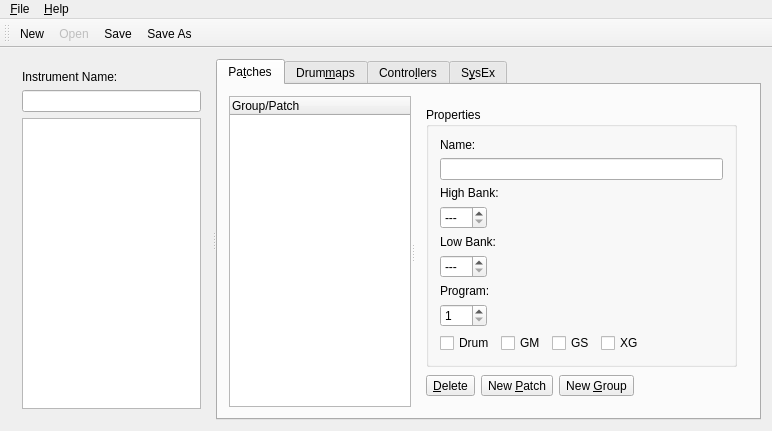
First picture: the form in muse2/muse/instruments/editinstrumentbase.ui, repository emrum/muse, before the edit.
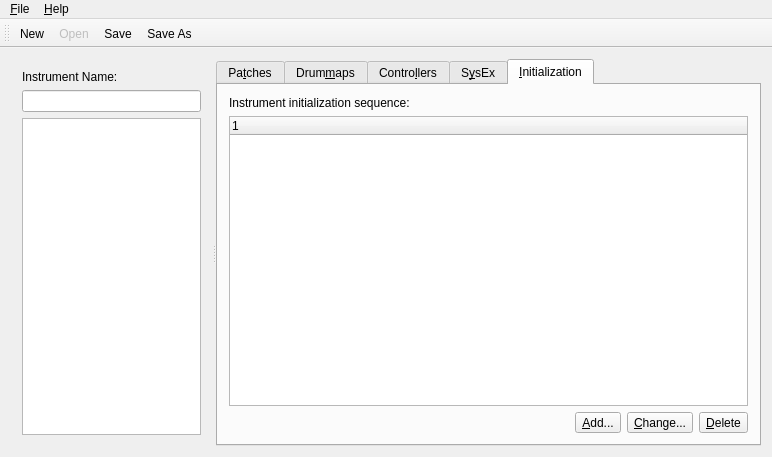
Second picture: the form after the edit. The open tabs and pages were chosen to show the change.

Commit message: Added Initialization Sequence editor. Roland SD-50 idf. Modify sysex editor...

Patch:
```diff
--- a/muse2/muse/instruments/editinstrumentbase.ui
+++ b/muse2/muse/instruments/editinstrumentbase.ui
@@ -7,7 +7,7 @@
     <x>0</x>
     <y>0</y>
     <width>772</width>
-    <height>421</height>
+    <height>431</height>
    </rect>
   </property>
   <property name="minimumSize">
@@ -288,22 +288,6 @@
                 </item>
                 <item>
                  <layout class="QHBoxLayout">
-                  <item>
-                   <widget class="QCheckBox" name="checkBoxDrum">
-                    <property name="toolTip">
-                     <string>Drum patch</string>
-                    </property>
-                    <property name="whatsThis">
-                     <string>If set, the patch is available only for drum channels.</string>
-                    </property>
-                    <property name="text">
-                     <string>Drum</string>
-                    </property>
-                    <property name="shortcut">
-                     <string/>
-                    </property>
-                   </widget>
-                  </item>
                   <item>
                    <widget class="QCheckBox" name="checkBoxGM">
                     <property name="toolTip">
@@ -361,6 +345,44 @@
                   </item>
                  </layout>
                 </item>
+                <item>
+                 <layout class="QHBoxLayout" name="horizontalLayout_9">
+                  <item>
+                   <widget class="QLabel" name="label_11">
+                    <property name="text">
+                     <string>Show in tracks:</string>
+                    </property>
+                   </widget>
+                  </item>
+                  <item>
+                   <widget class="QRadioButton" name="showPatchInMidiButton">
+                    <property name="text">
+                     <string>Midi</string>
+                    </property>
+                   </widget>
+                  </item>
+                  <item>
+                   <widget class="QRadioButton" name="showPatchInDrumsButton">
+                    <property name="text">
+                     <string>Drum</string>
+                    </property>
+                   </widget>
+                  </item>
+                  <item>
+                   <spacer name="horizontalSpacer_5">
+                    <property name="orientation">
+                     <enum>Qt::Horizontal</enum>
+                    </property>
+                    <property name="sizeHint" stdset="0">
+                     <size>
+                      <width>40</width>
+                      <height>20</height>
+                     </size>
+                    </property>
+                   </spacer>
+                  </item>
+                 </layout>
+                </item>
                </layout>
               </widget>
              </item>
@@ -1799,6 +1821,67 @@
          </item>
         </layout>
        </widget>
+       <widget class="QWidget" name="initTab">
+        <attribute name="title">
+         <string>&amp;Initialization</string>
+        </attribute>
+        <layout class="QVBoxLayout" name="verticalLayout_5">
+         <item>
+          <widget class="QLabel" name="label_4">
+           <property name="text">
+            <string>Instrument initialization sequence:</string>
+           </property>
+          </widget>
+         </item>
+         <item>
+          <widget class="QTreeWidget" name="initEventList">
+           <column>
+            <property name="text">
+             <string notr="true">1</string>
+            </property>
+           </column>
+          </widget>
+         </item>
+         <item>
+          <layout class="QHBoxLayout" name="horizontalLayout_8">
+           <item>
+            <spacer name="horizontalSpacer_4">
+             <property name="orientation">
+              <enum>Qt::Horizontal</enum>
+             </property>
+             <property name="sizeHint" stdset="0">
+              <size>
+               <width>40</width>
+               <height>20</height>
+              </size>
+             </property>
+            </spacer>
+           </item>
+           <item>
+            <widget class="QToolButton" name="initAddButton">
+             <property name="text">
+              <string>&amp;Add...</string>
+             </property>
+            </widget>
+           </item>
+           <item>
+            <widget class="QToolButton" name="initChangeButton">
+             <property name="text">
+              <string>&amp;Change...</string>
+             </property>
+            </widget>
+           </item>
+           <item>
+            <widget class="QToolButton" name="initDeleteButton">
+             <property name="text">
+              <string>&amp;Delete</string>
+             </property>
+            </widget>
+           </item>
+          </layout>
+         </item>
+        </layout>
+       </widget>
       </widget>
      </widget>
     </item>
@@ -1825,7 +1908,7 @@
      <x>0</x>
      <y>0</y>
      <width>772</width>
-     <height>23</height>
+     <height>21</height>
     </rect>
    </property>
    <property name="defaultUp">
```
Left out of the diff: 1 changed line with no effect on the pictures. The commit also changes 24 other files.
